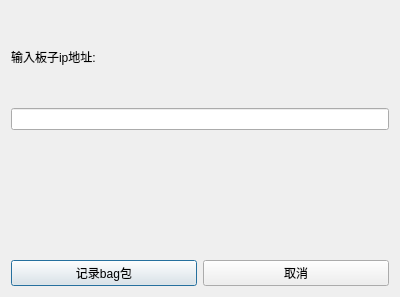
First picture: the form in Ui/recordbag.ui, repository xiaochen19v587/RecordBug, before the edit.
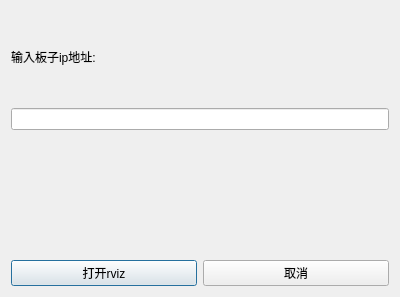
Second picture: the form after the edit.

What changed in the file:
```diff
--- a/Ui/recordbag.ui
+++ b/Ui/recordbag.ui
@@ -45,7 +45,7 @@
        <item>
         <widget class="QPushButton" name="pushButton">
          <property name="text">
-          <string>记录bag包</string>
+          <string>打开rviz</string>
          </property>
         </widget>
        </item>
```
Left out of the diff: 6 changed lines with no effect on the pictures.
